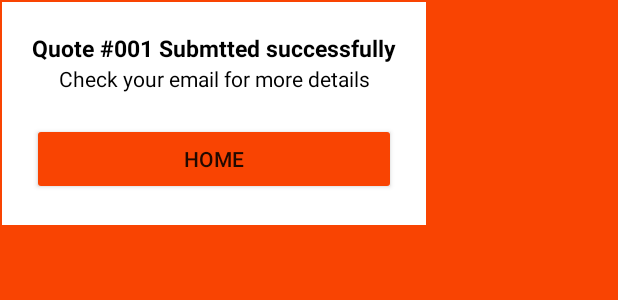
After one commit to GloriaOsoro/Real_Resources, an Android app: the layout popup.xml on its own in the app's theme, with its tools: preview values and no code run, on a phone screen of 412 x 824 dp. The commit adds this screen. Shown: the top 300 px of the screen. Run offline under Robolectric (Android 15) with nearby library versions, the phone set to English and light mode, and no system bars.

Commit message:
forth commit

```diff
--- a/app/src/main/res/layout/activity_quote.xml
+++ b/app/src/main/res/layout/activity_quote.xml
@@ -99,7 +99,7 @@
 
 
     <Button
-        android:id="@+id/button2"
+        android:id="@+id/buttonquote"
         android:layout_width="200dp"
         android:layout_height="wrap_content"
         android:layout_below="@id/additional"
--- a/app/src/main/res/layout/activity_shipping.xml
+++ b/app/src/main/res/layout/activity_shipping.xml
@@ -88,7 +88,7 @@
         android:id="@+id/loc"
         android:layout_width="263dp"
         android:layout_height="40dp"
-        android:layout_marginLeft="42dp"
+        android:layout_marginLeft="20dp"
         android:layout_marginTop="250dp"
         android:layout_toRightOf="@id/textView4"
         android:hint="Please pick a location"
@@ -99,7 +99,7 @@
         android:id="@+id/sta"
         android:layout_width="263dp"
         android:layout_height="40dp"
-        android:layout_marginLeft="42dp"
+        android:layout_marginLeft="20dp"
         android:layout_marginTop="300dp"
         android:layout_toRightOf="@id/textView4"
         android:hint="Pickup station"
@@ -120,7 +120,7 @@
         android:id="@+id/more"
         android:layout_width="263dp"
         android:layout_height="140dp"
-        android:layout_marginLeft="42dp"
+        android:layout_marginLeft="20dp"
         android:layout_marginTop="370dp"
         android:layout_toRightOf="@id/textView4"
         android:hint="Any additional notes?"
--- /dev/null
+++ b/app/src/main/res/layout/popup.xml
@@ -0,0 +1,54 @@
+<?xml version="1.0" encoding="utf-8"?>
+<LinearLayout
+    xmlns:android="http://schemas.android.com/apk/res/android" android:layout_width="match_parent"
+    android:layout_height="match_parent"
+    android:orientation="vertical"
+    android:background="@color/btColor2">
+
+    <LinearLayout
+        android:layout_width="wrap_content"
+        android:layout_height="wrap_content"
+        android:layout_margin="1dp"
+        android:layout_marginTop="50dp"
+        android:background="@color/btColor"
+        android:orientation="vertical">
+        >
+
+        <LinearLayout
+            android:layout_width="wrap_content"
+            android:layout_height="wrap_content"
+            android:layout_margin="20dp"
+            android:orientation="vertical">
+
+            <TextView
+                android:id="@+id/view2"
+                android:layout_width="fill_parent"
+                android:layout_height="wrap_content"
+                android:gravity="center_horizontal"
+                android:text="Quote #001 Submtted successfully"
+                android:textColor="@color/btColor3"
+                android:textSize="15sp"
+                android:textStyle="bold" />
+
+            <TextView
+                android:id="@+id/view3"
+                android:layout_width="fill_parent"
+                android:layout_height="wrap_content"
+                android:layout_below="@+id/view3"
+                android:gravity="center_horizontal"
+                android:text="Check your email for more details"
+                android:textColor="@color/btColor3" />
+
+            <Button
+                android:id="@+id/dismiss"
+                android:layout_width="fill_parent"
+                android:layout_height="wrap_content"
+                android:layout_below="@+id/view3"
+                android:layout_marginTop="20sp"
+                android:backgroundTint="@color/btColor2"
+                android:text="Home" />
+        </LinearLayout>
+    </LinearLayout>
+
+
+</LinearLayout>
```
Also changed, not shown: app/src/main/java/com/example/realsources/Quote.java (+31 -0 lines).
